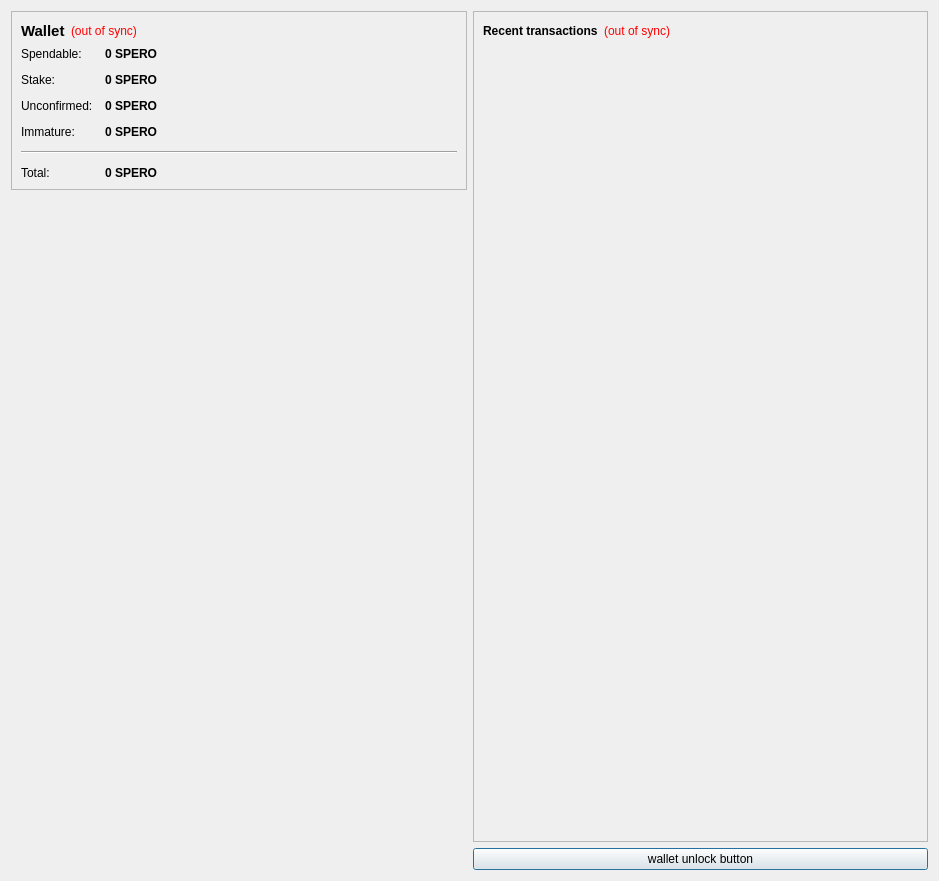
Above: src/qt/forms/overviewpage.ui from LightBurdenOfficial/SperoCoin before the change. Below: the same form after it.
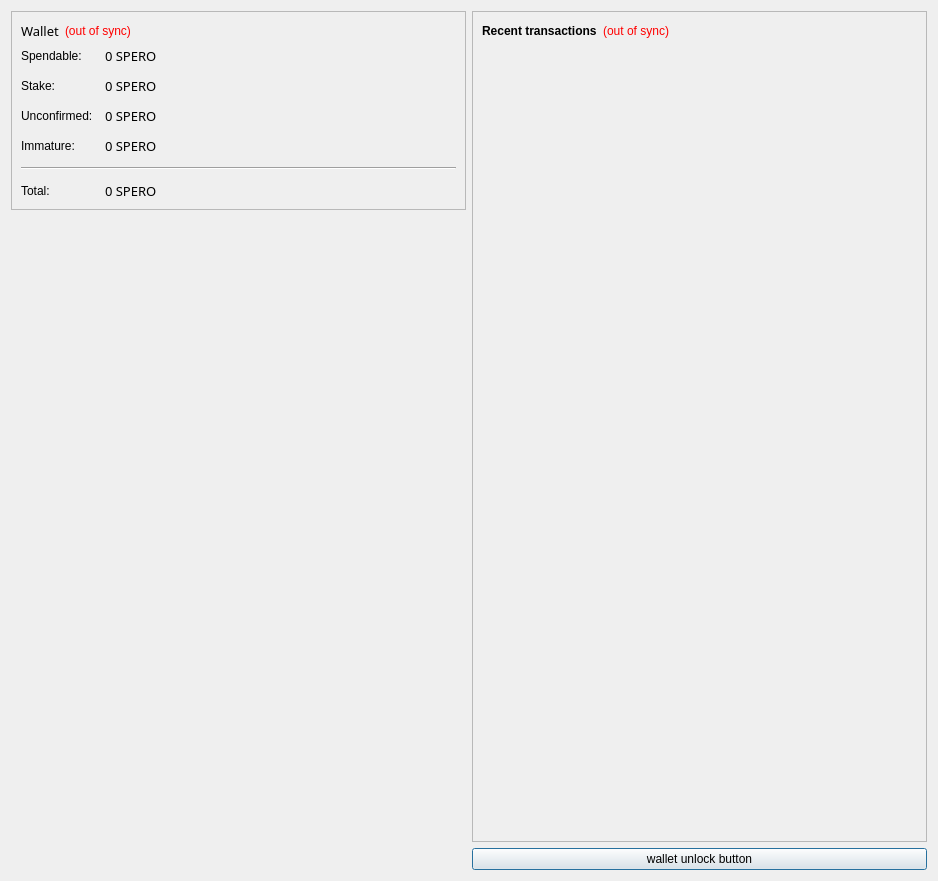
That is the form after the change. Icons and pictures are not drawn.

Patch:
```diff
--- a/src/qt/forms/overviewpage.ui
+++ b/src/qt/forms/overviewpage.ui
@@ -6,13 +6,16 @@
    <rect>
     <x>0</x>
     <y>0</y>
-    <width>939</width>
+    <width>938</width>
     <height>881</height>
    </rect>
   </property>
   <property name="windowTitle">
    <string>Form</string>
   </property>
+  <property name="styleSheet">
+   <string notr="true">font: 10pt &quot;Copperplate Gothic Light&quot;;</string>
+  </property>
   <layout class="QHBoxLayout" name="horizontalLayout" stretch="0,0">
    <item>
     <layout class="QVBoxLayout" name="verticalLayout_2">
@@ -31,9 +34,11 @@
            <widget class="QLabel" name="label_5">
             <property name="font">
              <font>
-              <pointsize>11</pointsize>
-              <weight>75</weight>
-              <bold>true</bold>
+              <family>Copperplate Gothic Light</family>
+              <pointsize>10</pointsize>
+              <weight>50</weight>
+              <italic>false</italic>
+              <bold>false</bold>
              </font>
             </property>
             <property name="text">
@@ -94,8 +99,11 @@
            <widget class="QLabel" name="labelBalance">
             <property name="font">
              <font>
-              <weight>75</weight>
-              <bold>true</bold>
+              <family>Copperplate Gothic Light</family>
+              <pointsize>10</pointsize>
+              <weight>50</weight>
+              <italic>false</italic>
+              <bold>false</bold>
              </font>
             </property>
             <property name="cursor">
@@ -123,8 +131,11 @@
            <widget class="QLabel" name="labelStake">
             <property name="font">
              <font>
-              <weight>75</weight>
-              <bold>true</bold>
+              <family>Copperplate Gothic Light</family>
+              <pointsize>10</pointsize>
+              <weight>50</weight>
+              <italic>false</italic>
+              <bold>false</bold>
              </font>
             </property>
             <property name="cursor">
@@ -152,8 +163,11 @@
            <widget class="QLabel" name="labelUnconfirmed">
             <property name="font">
              <font>
-              <weight>75</weight>
-              <bold>true</bold>
+              <family>Copperplate Gothic Light</family>
+              <pointsize>10</pointsize>
+              <weight>50</weight>
+              <italic>false</italic>
+              <bold>false</bold>
              </font>
             </property>
             <property name="cursor">
@@ -181,8 +195,11 @@
            <widget class="QLabel" name="labelImmature">
             <property name="font">
              <font>
-              <weight>75</weight>
-              <bold>true</bold>
+              <family>Copperplate Gothic Light</family>
+              <pointsize>10</pointsize>
+              <weight>50</weight>
+              <italic>false</italic>
+              <bold>false</bold>
              </font>
             </property>
             <property name="toolTip">
@@ -214,8 +231,11 @@
            <widget class="QLabel" name="labelTotal">
             <property name="font">
              <font>
-              <weight>75</weight>
-              <bold>true</bold>
+              <family>Copperplate Gothic Light</family>
+              <pointsize>10</pointsize>
+              <weight>50</weight>
+              <italic>false</italic>
+              <bold>false</bold>
              </font>
             </property>
             <property name="cursor">
```
